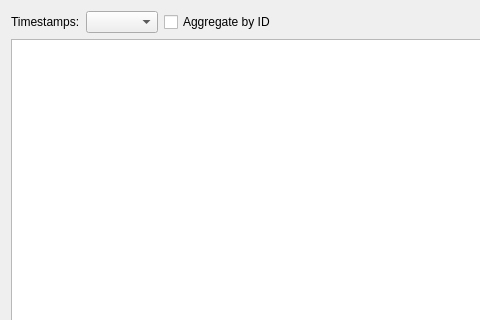
Above: src/window/TraceWindow/TraceWindow.ui from OpenAutoDiagLabs/CANgaroo before the change; both pictures show x 0 to 480 and y 0 to 320 of the 918 by 616 pixel window. Below: the same form after it.
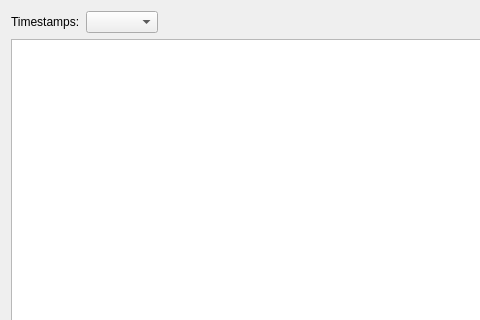
That is the form after the change.

What changed in the file:
```diff
--- a/src/window/TraceWindow/TraceWindow.ui
+++ b/src/window/TraceWindow/TraceWindow.ui
@@ -39,16 +39,6 @@
       <item>
        <widget class="QComboBox" name="cbTimestampMode"/>
       </item>
-      <item>
-       <widget class="QCheckBox" name="cbAggregated">
-        <property name="text">
-         <string>Aggregate by ID</string>
-        </property>
-        <property name="checked">
-         <bool>false</bool>
-        </property>
-       </widget>
-      </item>
       <item>
        <spacer name="horizontalSpacer">
         <property name="orientation">
```
